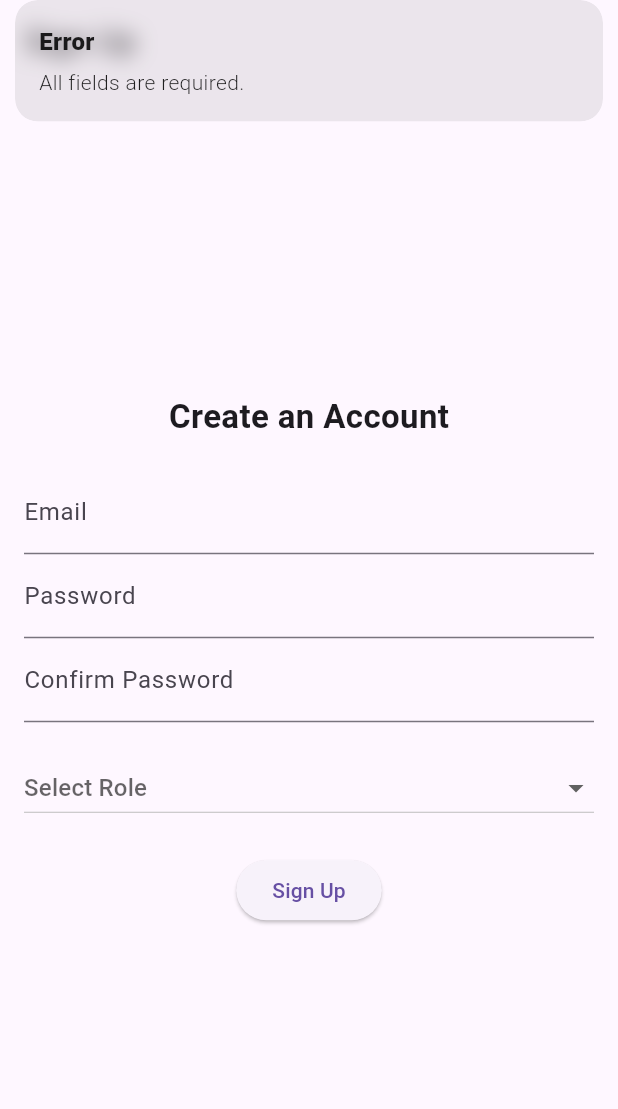
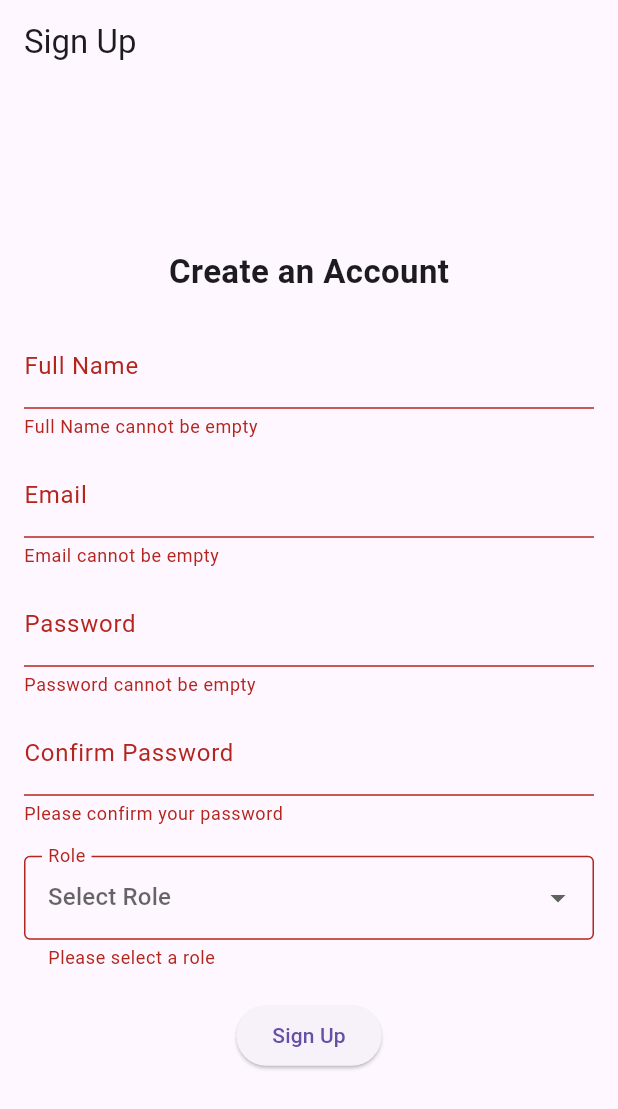
Before and after one commit to danielcyudoncy/task, a Flutter app: the screen it shows after launch, after a tap on "Sign Up", on a phone screen of 412 x 824 dp. Shown: the top 1109 px of the screen. Run offline on Flutter 3.47's test engine with Material 3 defaults, Android fonts, the phone set to English and light mode, and no system bars; our stand-ins replace cloud_firestore, firebase_auth, firebase_core, firebase_messaging, firebase_storage, flutter_local_notifications and 3 more; accounts and stored records are empty.

Commit message:
updating the home screen

```diff
--- a/lib/controllers/auth_controller.dart
+++ b/lib/controllers/auth_controller.dart
@@ -4,17 +4,20 @@ import 'package:firebase_auth/firebase_auth.dart';
 import 'package:firebase_messaging/firebase_messaging.dart';
 import 'package:get/get.dart';
 import 'package:firebase_storage/firebase_storage.dart';
+import 'package:task/service/firebase_service.dart';
 import 'dart:io';
 
 class AuthController extends GetxController {
   static AuthController instance = Get.find<AuthController>();
 
   final FirebaseAuth _auth = FirebaseAuth.instance;
-  final FirebaseFirestore _firestore = FirebaseFirestore.instance;
   final FirebaseStorage _storage = FirebaseStorage.instance;
-   FirebaseAuth get auth => _auth;
+  final FirebaseService _firebaseService = FirebaseService();
+
+  FirebaseAuth get auth => _auth;
 
   var isLoading = false.obs;
+  var fullName = "".obs; // ✅ Store Full Name
   var selectedRole = ''.obs;
 
   final List<String> userRoles = [
@@ -25,101 +28,135 @@ class AuthController extends GetxController {
     "Admin"
   ];
 
-  // Register New User
-  Future<void> signUp(String email, String password, String role) async {
+  // ✅ Fetch user data from Firestore after login/signup
+  Future<void> loadUserData() async {
+    try {
+      User? user = _auth.currentUser;
+      if (user != null) {
+        DocumentSnapshot? userData =
+            await _firebaseService.getUserData(user.uid);
+        if (userData != null && userData.exists) {
+          fullName.value =
+              userData["fullName"] ?? "User"; // ✅ Store fetched name
+        }
+      }
+    } catch (e) {
+      Get.snackbar("Error", "Failed to load user data.");
+    }
+  }
+
+  // ✅ Register New User (Includes Full Name)
+  Future<void> signUp(
+      String fullName, String email, String password, String role) async {
     try {
       isLoading(true);
-      UserCredential userCredential = await _auth.createUserWithEmailAndPassword(
+      UserCredential userCredential =
+          await _auth.createUserWithEmailAndPassword(
         email: email,
         password: password,
       );
 
       User? user = userCredential.user;
       if (user != null) {
-        await _firestore.collection("users").doc(user.uid).set({
+        String? fcmToken = await FirebaseMessaging.instance.getToken();
+
+        await _firebaseService.saveUserData(user.uid, {
           "uid": user.uid,
+          "fullName": fullName, // ✅ Store Full Name
           "email": email,
           "role": role,
           "profilePic": "",
-          "fcmToken": await FirebaseMessaging.instance.getToken(),
+          "fcmToken": fcmToken ?? "",
         });
 
+        this.fullName.value = fullName; // ✅ Set Full Name
         Get.toNamed("/profile-update");
       }
-    } on FirebaseAuthException catch (e) {
-      String message = "An error occurred";
-      if (e.code == 'email-already-in-use') {
-        message = "Email is already in use.";
-      } else if (e.code == 'weak-password') {
-        message = "Password should be at least 6 characters.";
-      }
-      Get.snackbar("Error", message);
     } catch (e) {
-      Get.snackbar("Error", "Registration failed: ${e.toString()}");
+      Get.snackbar("Error", "Signup failed.");
     } finally {
       isLoading(false);
     }
   }
 
-  // Upload Profile Picture
+  // ✅ Upload Profile Picture
   Future<void> uploadProfilePicture(File imageFile) async {
     try {
       isLoading(true);
+      print("🚀 Uploading profile picture...");
+
       String uid = _auth.currentUser!.uid;
       Reference ref = _storage.ref().child("profile_pics/$uid.jpg");
-      await ref.putFile(imageFile);
-      String downloadUrl = await ref.getDownloadURL();
 
-      await _firestore.collection("users").doc(uid).update({"profilePic": downloadUrl});
+      UploadTask uploadTask = ref.putFile(imageFile);
+      TaskSnapshot snapshot = await uploadTask.whenComplete(() {});
+
+      String downloadUrl = await snapshot.ref.getDownloadURL();
+
+      await _firebaseService.updateUserData(uid, {"profilePic": downloadUrl});
+      print("✅ Upload success: $downloadUrl");
+
       Get.snackbar("Success", "Profile picture updated successfully.");
     } catch (e) {
-      Get.snackbar("Error", "Failed to upload image: ${e.toString()}");
+      print("❌ Upload failed: $e");
+      Get.snackbar("Error", "Failed to upload image.");
     } finally {
       isLoading(false);
     }
   }
 
-  // Save Firebase Cloud Messaging (FCM) Token
+  // ✅ Save Firebase Cloud Messaging (FCM) Token
   Future<void> saveFCMToken() async {
     try {
       String? token = await FirebaseMessaging.instance.getToken();
       if (token != null && _auth.currentUser != null) {
-        await _firestore.collection("users").doc(_auth.currentUser!.uid).update({"fcmToken": token});
+        await _firebaseService
+            .updateUserData(_auth.currentUser!.uid, {"fcmToken": token});
       }
     } catch (e) {
-      Get.snackbar("Error", "Failed to save FCM Token: ${e.toString()}");
+      Get.snackbar("Error", "Failed to save FCM Token.");
     }
   }
 
-  // User Login
+  // ✅ User Login (Loads Full Name)
   Future<void> login(String email, String password) async {
     try {
       isLoading(true);
       await _auth.signInWithEmailAndPassword(email: email, password: password);
-      await saveFCMToken();
+      await loadUserData(); // ✅ Load Full Name after login
+      await saveFCMToken(); // ✅ Ensure FCM Token is saved
       Get.offAllNamed("/home");
     } on FirebaseAuthException catch (e) {
-      String message = "Login failed";
-      if (e.code == 'user-not-found') {
-        message = "No user found with this email.";
-      } else if (e.code == 'wrong-password') {
-        message = "Incorrect password.";
-      }
-      Get.snackbar("Error", message);
-    } catch (e) {
-      Get.snackbar("Error", "Login failed: ${e.toString()}");
+      Get.snackbar("Error", _handleAuthError(e));
     } finally {
       isLoading(false);
     }
   }
 
-  // User Logout
+  // ✅ User Logout
   Future<void> logout() async {
     try {
       await _auth.signOut();
+      fullName.value = ""; // ✅ Clear Full Name
       Get.offAllNamed("/signup");
     } catch (e) {
-      Get.snackbar("Error", "Logout failed: ${e.toString()}");
+      Get.snackbar("Error", "Logout failed.");
+    }
+  }
+
+  // ✅ Handle FirebaseAuth Errors
+  String _handleAuthError(FirebaseAuthException e) {
+    switch (e.code) {
+      case 'email-already-in-use':
+        return "Email is already in use.";
+      case 'weak-password':
+        return "Password should be at least 6 characters.";
+      case 'user-not-found':
+        return "No user found with this email.";
+      case 'wrong-password':
+        return "Incorrect password.";
+      default:
+        return "An error occurred. Please try again.";
     }
   }
 }
--- a/lib/main.dart
+++ b/lib/main.dart
@@ -1,16 +1,18 @@
 // main.dart
+import 'package:flutter/material.dart';
+import 'package:get/get.dart';
 import 'package:firebase_core/firebase_core.dart';
-import 'package:flutter/material.dart';
-import 'package:task/firebase_options.dart';
+import 'package:task/controllers/auth_controller.dart';
 import 'package:task/myApp.dart';
 
 
 Future<void> main() async {
   WidgetsFlutterBinding.ensureInitialized();
-  await Firebase.initializeApp(
-    options: DefaultFirebaseOptions.currentPlatform,
+  await Firebase.initializeApp();
 
-  );
+  // ✅ Ensure AuthController is initialized
+  final authController = Get.put(AuthController());
+  await authController.loadUserData(); // ✅ Load Full Name if logged in
 
   runApp(const MyApp());
 }
--- a/lib/routes/app_routes.dart
+++ b/lib/routes/app_routes.dart
@@ -1,5 +1,6 @@
 // routes/app_routes.dart
 import 'package:get/get.dart';
+import 'package:task/views/home_screen.dart';
 import 'package:task/views/notification_screen.dart';
 import 'package:task/views/profile_update_screen.dart';
 import 'package:task/views/signup_screen.dart';
@@ -10,6 +11,7 @@ class AppRoutes {
     GetPage(name: "/signup", page: () => SignUpScreen()),
     GetPage(name: "/assignTask", page: () => TaskAssignmentScreen()),
     GetPage(name: "/profile-update", page: () => const ProfileUpdateScreen()),
+    GetPage(name: "/home", page: () => HomeScreen()),
     GetPage(name: "/notifications", page: () => NotificationScreen()),
 
   ];
--- a/lib/views/signup_screen.dart
+++ b/lib/views/signup_screen.dart
@@ -6,6 +6,9 @@ import '../controllers/auth_controller.dart';
 class SignUpScreen extends StatelessWidget {
   final AuthController authController = Get.put(AuthController());
 
+  final GlobalKey<FormState> _formKey = GlobalKey<FormState>();
+
+  final TextEditingController fullNameController = TextEditingController();
   final TextEditingController emailController = TextEditingController();
   final TextEditingController passwordController = TextEditingController();
   final TextEditingController confirmPasswordController =
@@ -19,6 +22,8 @@ class SignUpScreen extends StatelessWidget {
       appBar: AppBar(title: const Text("Sign Up")),
       body: Padding(
         padding: const EdgeInsets.all(16.0),
+        child: Form(
+          key: _formKey,
           child: Column(
             mainAxisAlignment: MainAxisAlignment.center,
             children: [
@@ -28,36 +33,93 @@ class SignUpScreen extends StatelessWidget {
               ),
               const SizedBox(height: 20),
 
-            // Email Field
-            TextField(
+              // ✅ Full Name Field
+              TextFormField(
+                controller: fullNameController,
+                keyboardType: TextInputType.name,
+                decoration: const InputDecoration(labelText: "Full Name"),
+                validator: (value) {
+                  if (value == null || value.isEmpty) {
+                    return "Full Name cannot be empty";
+                  }
+                  return null;
+                },
+              ),
+
+              const SizedBox(height: 10),
+
+              // ✅ Email Field
+              TextFormField(
                 controller: emailController,
                 keyboardType: TextInputType.emailAddress,
                 decoration: const InputDecoration(labelText: "Email"),
+                validator: (value) {
+                  if (value == null || value.isEmpty) {
+                    return "Email cannot be empty";
+                  }
+                  if (!GetUtils.isEmail(value)) {
+                    return "Enter a valid email";
+                  }
+                  return null;
+                },
               ),
 
-            // Password Field
-            TextField(
+              const SizedBox(height: 10),
+
+              // ✅ Password Field
+              TextFormField(
                 controller: passwordController,
                 obscureText: true,
                 decoration: const InputDecoration(labelText: "Password"),
+                validator: (value) {
+                  if (value == null || value.isEmpty) {
+                    return "Password cannot be empty";
+                  }
+                  if (value.length < 6) {
+                    return "Password must be at least 6 characters";
+                  }
+                  return null;
+                },
               ),
 
-            // Confirm Password Field
-            TextField(
+              const SizedBox(height: 10),
+
+              // ✅ Confirm Password Field
+              TextFormField(
                 controller: confirmPasswordController,
                 obscureText: true,
-              decoration: const InputDecoration(labelText: "Confirm Password"),
+                decoration:
+                    const InputDecoration(labelText: "Confirm Password"),
+                validator: (value) {
+                  if (value == null || value.isEmpty) {
+                    return "Please confirm your password";
+                  }
+                  if (value != passwordController.text) {
+                    return "Passwords do not match";
+                  }
+                  return null;
+                },
               ),
 
               const SizedBox(height: 20),
 
-            // Role Selection Dropdown
-            Obx(() => DropdownButton<String>(
+              // ✅ Role Selection Dropdown
+              Obx(() => DropdownButtonFormField<String>(
                     value: authController.selectedRole.value.isEmpty
                         ? null
                         : authController.selectedRole.value,
                     hint: const Text("Select Role"),
                     isExpanded: true,
+                    decoration: const InputDecoration(
+                      labelText: "Role",
+                      border: OutlineInputBorder(),
+                    ),
+                    validator: (value) {
+                      if (value == null || value.isEmpty) {
+                        return "Please select a role";
+                      }
+                      return null;
+                    },
                     onChanged: (String? value) {
                       authController.selectedRole.value = value!;
                     },
@@ -71,42 +133,29 @@ class SignUpScreen extends StatelessWidget {
 
               const SizedBox(height: 20),
 
-            // Sign Up Button with Loading State
+              // ✅ Sign Up Button with Validation
               Obx(() => authController.isLoading.value
                   ? const CircularProgressIndicator()
                   : ElevatedButton(
-                    onPressed: () {
-                      if (_validateInputs()) {
+                      onPressed: _signUp,
+                      child: const Text("Sign Up"),
+                    )),
+            ],
+          ),
+        ),
+      ),
+    );
+  }
+
+  // ✅ Sign Up Function with Full Name
+  void _signUp() {
+    if (_formKey.currentState!.validate()) {
       authController.signUp(
+        fullNameController.text.trim(), // Pass Full Name
         emailController.text.trim(),
         passwordController.text.trim(),
         authController.selectedRole.value,
       );
     }
-                    },
-                    child: const Text("Sign Up"),
-                  )),
-          ],
-        ),
-      ),
-    );
-  }
-
-  // Validation Method
-  bool _validateInputs() {
-    if (emailController.text.isEmpty ||
-        passwordController.text.isEmpty ||
-        confirmPasswordController.text.isEmpty ||
-        authController.selectedRole.value.isEmpty) {
-      Get.snackbar("Error", "All fields are required.");
-      return false;
-    }
-
-    if (passwordController.text != confirmPasswordController.text) {
-      Get.snackbar("Error", "Passwords do not match.");
-      return false;
-    }
-
-    return true;
   }
 }
```
Also changed, not shown: lib/views/home_screen.dart (+32 -11 lines), lib/views/profile_update_screen.dart (+25 -18 lines), 1 other file. Lines whose indentation alone changed are shown as unchanged.
